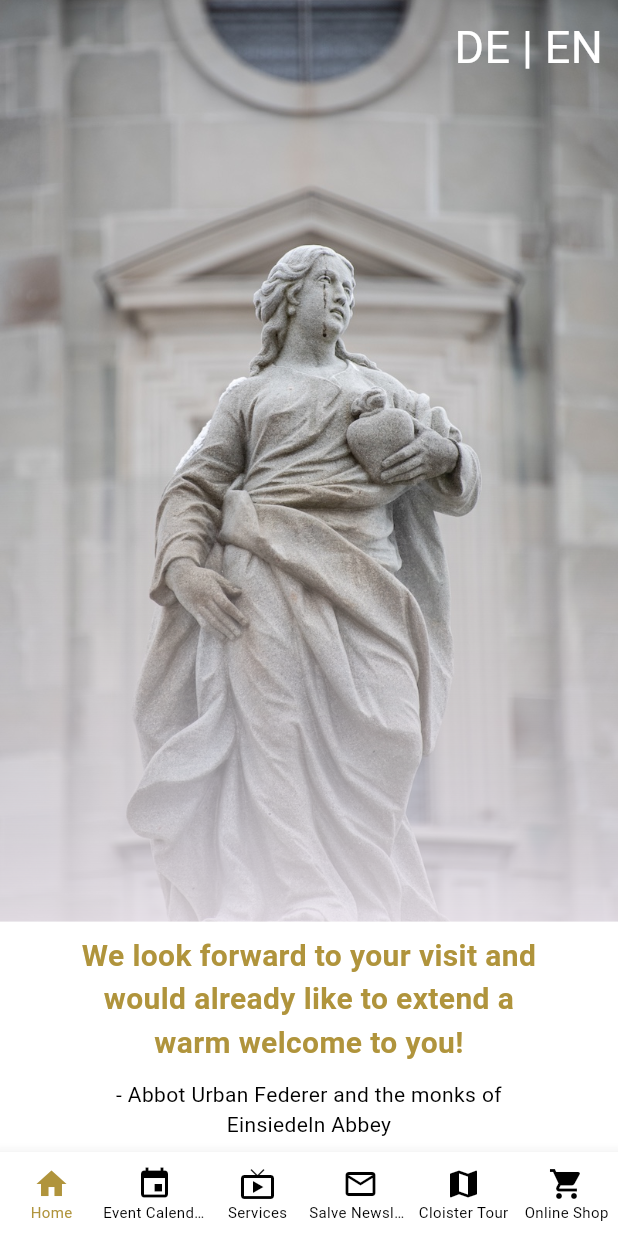
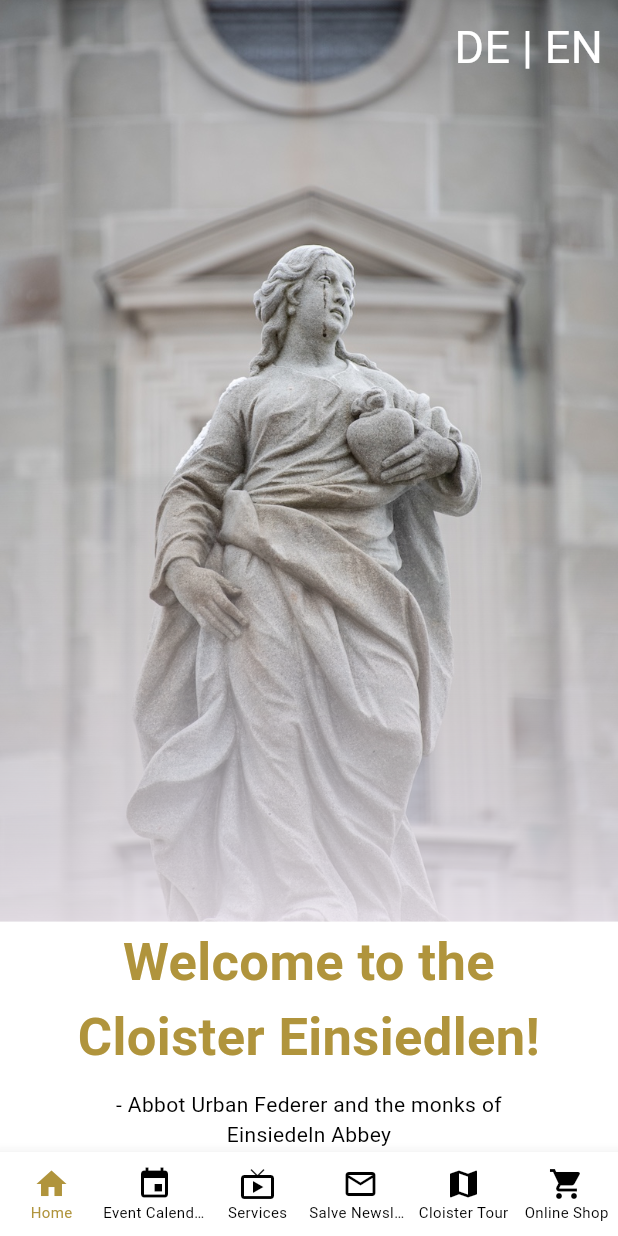
Before and after one commit to ChrisKorte55/app_einsiedeln, a Flutter app: the screen it shows after launch, on a phone screen of 412 x 824 dp. Run offline on Flutter 3.47's test engine with Material 3 defaults, Android fonts, the phone set to English and light mode, and no system bars; our stand-ins replace carousel_slider, csv, flutter_widget_from_html; generated files the repository leaves out were written again.

Commit message:
Refined Navigation Bar using app_shell

```diff
--- a/lib/I10n/intl_de.arb
+++ b/lib/I10n/intl_de.arb
@@ -1,8 +1,8 @@
 {
   "@@locale": "de",
 
-  "welcomeTitle": "Willkommen im Kloster Einsiedeln",
-  "welcomeMessage": "Wir freuen uns auf Ihren Besuch und heissen Sie schon jetzt herzlich willkommen!",
+  "welcomeTitle": "Herzlich willkommen im Kloster Einsiedeln!",
+  "welcomeMessage": "Wir freuen uns über Ihr Interesse an unserer Klostergemeinschaft und dem unserer Sorge anvertrauten Wallfahrtsort. Das Kloster Einsiedeln ist eine traditionsreiche Benediktinerabtei, das Zuhause von rund vierzig Mönchen, der bedeutendste Wallfahrtsort der Schweiz und eine Stätte der Kultur, Bildung und Begegnung seit über tausend Jahren.",
   "welcomeMonks": "-Abt Urban Federer und die Mönche des Klosters Einsiedeln",
   "drawerHeader": "Menü",
   "aboutTheKloister": "Über das Kloster",
--- a/lib/I10n/intl_en.arb
+++ b/lib/I10n/intl_en.arb
@@ -1,7 +1,7 @@
 {
   "@@locale": "en",
 
-  "welcomeTitle": "Welcome",
+  "welcomeTitle": "Welcome to the Cloister Einsiedlen!",
   "welcomeMessage": "We look forward to your visit and would already like to extend a warm welcome to you!",
   "welcomeMonks": "- Abbot Urban Federer and the monks of Einsiedeln Abbey",
   "drawerHeader": "Menu",
--- a/lib/main.dart
+++ b/lib/main.dart
@@ -3,13 +3,7 @@ import 'package:provider/provider.dart';
 import 'package:flutter_localizations/flutter_localizations.dart';
 import 'package:flutter_gen/gen_l10n/app_localizations.dart';
 
-import '/views/main_page.dart';
-import '/views/events_calendar_page.dart';
-// import '/views/about_us_page.dart';
-import '/views/live_stream_page.dart';
-import '/views/online_shop_page.dart';
-import '/views/guided_tour_home.dart';
-import '/views/salve_newsletter_page.dart';
+import '/views/app_shell.dart'; // Use AppShell for navigation management
 import '/services/locale_provider.dart';
 import '/services/tour_type_provider.dart';
 
@@ -61,18 +55,8 @@ class MyApp extends StatelessWidget {
         return supportedLocales.first;
       },
 
-      // Define the initial route
-      initialRoute: '/',
-
-      // Define the routes table
-      routes: {
-        '/': (context) => MainPage(),
-        '/events_calendar_page': (context) => const EventsPage(),
-        '/live_stream_page': (context) => const LiveStreamPage(),
-        '/online_shop_page': (context) => const OnlineShopPage(),
-        '/guided_tour_home': (context) => GuidedTourHome(),
-        '/salve_newsletter_page': (context) => const SalvePage(),
-      },
+      // Use AppShell as the home widget instead of defining routes here
+      home: AppShell(),
     );
   }
 }
--- /dev/null
+++ b/lib/views/app_shell.dart
@@ -0,0 +1,48 @@
+import 'package:flutter/material.dart';
+import '/views/main_page.dart';
+import '/views/events_calendar_page.dart';
+// import '/views/about_us_page.dart';  // Uncomment or remove if not used
+import '/views/live_stream_page.dart';
+import '/views/online_shop_page.dart';
+import '/views/guided_tour_home.dart';
+import '/views/salve_newsletter_page.dart';
+import '/widgets/custom_navigation_bar.dart';
+
+class AppShell extends StatefulWidget {
+  @override
+  _AppShellState createState() => _AppShellState();
+}
+
+class _AppShellState extends State<AppShell> {
+  int _selectedIndex = 0;
+
+  final List<Widget> _pages = [
+    MainPage(),           // Home page
+    EventsPage(),
+    LiveStreamPage(), // Assumed correct class name for the events page
+    GuidedTourHome(),
+    SalvePage(),    // Guided tour pag    // Live stream page
+    OnlineShopPage(),     // Online shop page// Newsletter page
+    // AboutUsPage(),      // Uncomment this if you add the AboutUsPage later
+  ];
+
+  void _onItemTapped(int index) {
+    setState(() {
+      _selectedIndex = index;  // Change the index state to refresh IndexedStack
+    });
+  }
+
+  @override
+  Widget build(BuildContext context) {
+    return Scaffold(
+      body: IndexedStack(
+        index: _selectedIndex,
+        children: _pages,  // This stack manages the visibility of pages
+      ),
+      bottomNavigationBar: CustomNavigationBar(
+        selectedIndex: _selectedIndex,  // Current page index
+        onItemTapped: _onItemTapped,     // Callback for handling page changes
+      ),
+    );
+  }
+}
--- a/lib/views/events_calendar_page.dart
+++ b/lib/views/events_calendar_page.dart
@@ -1,6 +1,5 @@
 import 'package:flutter/material.dart';
 import 'package:flutter_widget_from_html/flutter_widget_from_html.dart';
-import '/widgets/custom_navigation_bar.dart'; // Make sure this path is correct
 
 class EventsPage extends StatelessWidget {
   const EventsPage({Key? key}) : super(key: key);
@@ -44,9 +43,7 @@ class EventsPage extends StatelessWidget {
           ),
         ],
       ),
-      bottomNavigationBar: CustomNavigationBar(
-        selectedIndex: 1, // Assuming this is the index for the Events page
-      ),
+      // Removed the bottomNavigationBar since it's managed by AppShell
     );
   }
 }
--- a/lib/views/guided_tour_home.dart
+++ b/lib/views/guided_tour_home.dart
@@ -2,7 +2,6 @@ import 'package:flutter/material.dart';
 import 'package:provider/provider.dart';
 import 'package:app_einsiedeln/services/tour_type_provider.dart';
 import 'package:flutter_gen/gen_l10n/app_localizations.dart';
-import '/widgets/custom_navigation_bar.dart'; // Ensure this path is correct
 import 'tour_location_detail_views.dart';
 
 class GuidedTourHome extends StatelessWidget {
@@ -10,12 +9,12 @@ class GuidedTourHome extends StatelessWidget {
 
   @override
   Widget build(BuildContext context) {
-    final appLoc = AppLocalizations.of(context)!; // Get localized strings
+    final appLoc = AppLocalizations.of(context)!; // Safely unwrap as it's confirmed to be non-null in this context
 
     return Scaffold(
       appBar: AppBar(
         title: Text(
-          "appLoc.selectTourType", // Correct this to actually use the localized string
+          "appLoc.selectTourType", // Correctly use the localized string
           style: const TextStyle(color: Colors.black, fontWeight: FontWeight.bold),
         ),
         backgroundColor: Colors.white,
@@ -62,15 +61,13 @@ class GuidedTourHome extends StatelessWidget {
           ),
         ],
       ),
-      bottomNavigationBar: CustomNavigationBar(
-        selectedIndex: 4, // Set this to the correct index for the Guided Tour Home page
-      ),
+      // Remove the bottomNavigationBar since it is managed by AppShell
     );
   }
 
   Widget _buildButton(BuildContext context, {required String label, required VoidCallback onPressed}) {
     return SizedBox(
-      width: MediaQuery.of(context).size.width * 0.6, // Make the button 80% of screen width
+      width: MediaQuery.of(context).size.width * 0.6, // Adjust the comment to reflect the actual width as 60%
       child: ElevatedButton(
         onPressed: onPressed,
         style: ElevatedButton.styleFrom(
--- a/lib/views/live_stream_page.dart
+++ b/lib/views/live_stream_page.dart
@@ -1,6 +1,5 @@
 import 'package:flutter/material.dart';
 import 'package:flutter_widget_from_html/flutter_widget_from_html.dart';
-import '/widgets/custom_navigation_bar.dart'; // Ensure this path is correct
 
 class LiveStreamPage extends StatelessWidget {
   const LiveStreamPage({Key? key}) : super(key: key);
@@ -57,9 +56,7 @@ class LiveStreamPage extends StatelessWidget {
                 ),
             ],
           ),
-          bottomNavigationBar: isLandscape ? null : CustomNavigationBar(
-            selectedIndex: 2, // Assuming this is the index for the LiveStreamPage
-          ),
+          // Remove the bottomNavigationBar entirely since it's managed by AppShell
         );
       },
     );
--- a/lib/views/main_page.dart
+++ b/lib/views/main_page.dart
@@ -3,7 +3,6 @@ import 'package:flutter/material.dart';
 import 'package:flutter_gen/gen_l10n/app_localizations.dart';
 import 'package:provider/provider.dart';
 import '/services/locale_provider.dart';
-import '/widgets/custom_navigation_bar.dart'; // Ensure you have the correct import path
 
 class MainPage extends StatefulWidget {
   MainPage({Key? key}) : super(key: key);
@@ -75,7 +74,7 @@ class _MainPageState extends State<MainPage> {
                         return LinearGradient(
                           begin: Alignment.bottomCenter,
                           end: Alignment.topCenter,
-                          colors: [Colors.white.withValues(alpha: 0.8), Colors.transparent],
+                          colors: [Colors.white.withOpacity(0.8), Colors.transparent],
                           stops: [0.0, 0.5],
                         ).createShader(Rect.fromLTRB(0, 0, rect.width, rect.height));
                       },
@@ -100,9 +99,9 @@ class _MainPageState extends State<MainPage> {
                         mainAxisAlignment: MainAxisAlignment.center,
                         children: [
                           Text(
-                            appLoc.welcomeMessage,
+                            appLoc.welcomeTitle,
                             textAlign: TextAlign.center,
-                            style: TextStyle(fontSize: 20, color: Color.fromRGBO(176, 148, 60, 1), fontWeight: FontWeight.bold),
+                            style: TextStyle(fontSize: 35, color: Color.fromRGBO(176, 148, 60, 1), fontWeight: FontWeight.bold),
                           ),
                           SizedBox(height: 10),
                           Text(
@@ -136,9 +135,7 @@ class _MainPageState extends State<MainPage> {
           ),
         ],
       ),
-      bottomNavigationBar: CustomNavigationBar(
-        selectedIndex: 0,  // Assuming this is the index for the MainPage
-      ),
+      // Removed the bottomNavigationBar here as it is managed by AppShell
     );
   }
 }
--- a/lib/views/salve_newsletter_page.dart
+++ b/lib/views/salve_newsletter_page.dart
@@ -1,6 +1,5 @@
 import 'package:flutter/material.dart';
 import 'package:flutter_widget_from_html/flutter_widget_from_html.dart';
-import '/widgets/custom_navigation_bar.dart'; // Ensure this path is correct
 
 class SalvePage extends StatelessWidget {
   const SalvePage({Key? key}) : super(key: key);
@@ -35,9 +34,7 @@ class SalvePage extends StatelessWidget {
           ],
         ),
       ),
-      bottomNavigationBar: CustomNavigationBar(
-        selectedIndex: 3, // Assuming this is the index for the SalvePage
-      ),
+      // Removed the bottomNavigationBar since it's managed by AppShell
     );
   }
 }
```
Also changed, not shown: assets/kloster_tour_texts.csv (+5 -5 lines), lib/widgets/custom_navigation_bar.dart (+3 -21 lines).
